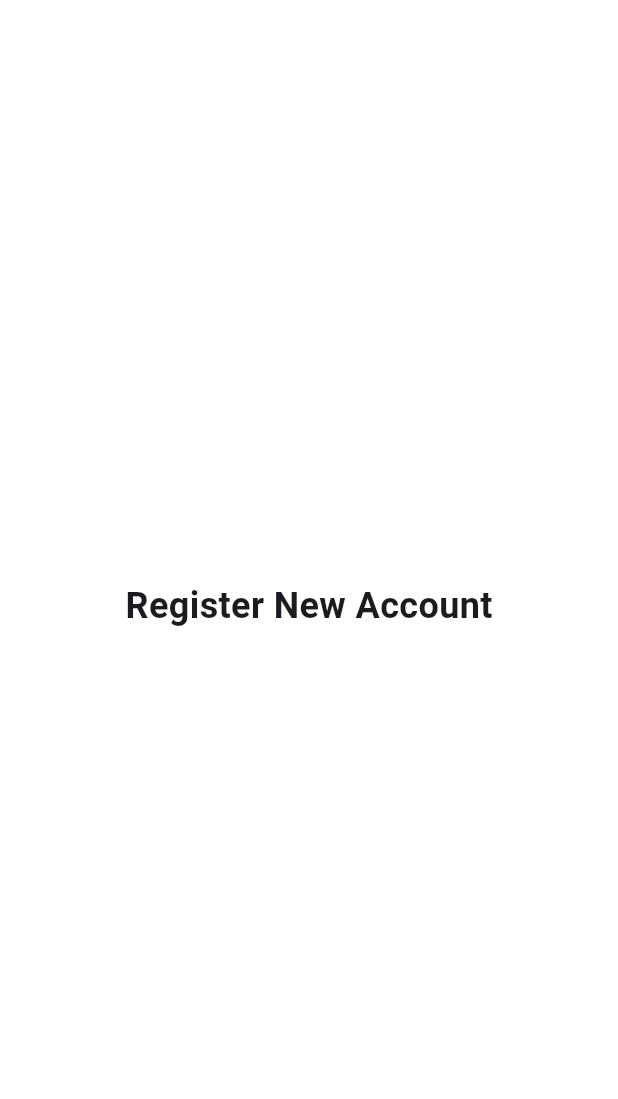
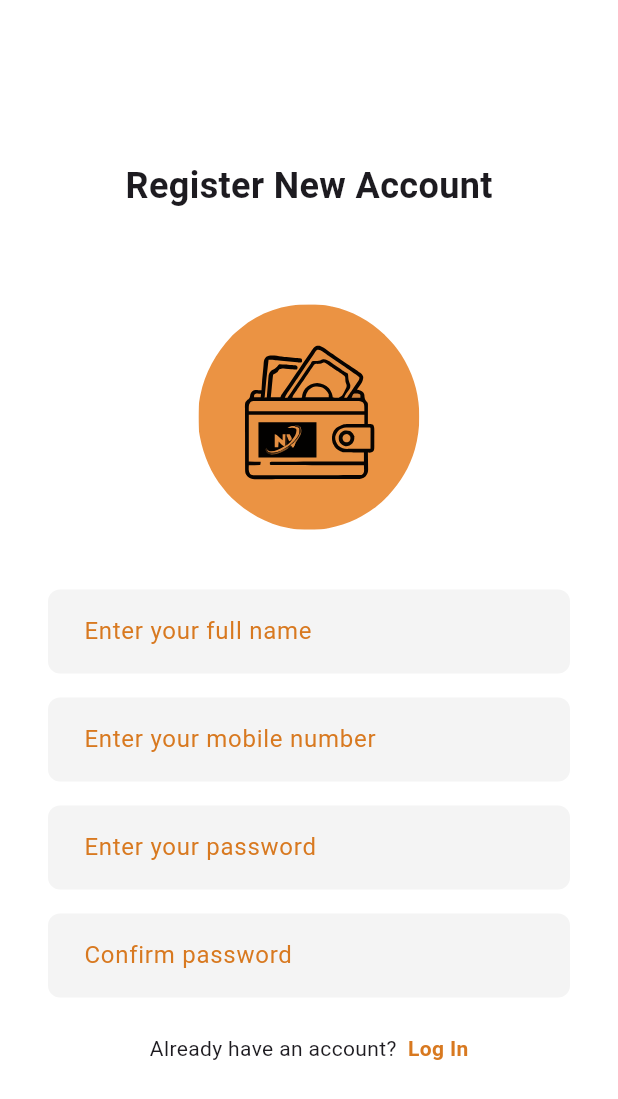
Before and after one commit to ritikastha8/Digitall_wallett, a Flutter app: the RegisterScreen screen opened by its route, on a phone screen of 412 x 824 dp. Shown: the top 1099 px of the screen. Run offline on Flutter 3.47's test engine with Material 3 defaults, Android fonts, the phone set to English and light mode, and no system bars; our stand-ins replace flutter_svg.

Commit message:
Added register screen with form fields, validation, and navigation

```diff
--- a/lib/screens/register_screen.dart
+++ b/lib/screens/register_screen.dart
@@ -1,4 +1,6 @@
+import 'package:digital_wallett_system/screens/login_screen.dart';
 import 'package:flutter/material.dart';
+import 'package:flutter_svg/svg.dart';
 
 class RegisterScreen extends StatefulWidget {
   const RegisterScreen({super.key});
@@ -23,8 +25,27 @@ class _RegisterScreenState extends State<RegisterScreen> {
     super.dispose();
   }
 
+  void _onRegisterPressed() {
+    if (!_formKey.currentState!.validate()) return;
+
+    // Show SnackBar first
+    ScaffoldMessenger.of(
+      context,
+    ).showSnackBar(const SnackBar(content: Text("Registration successful!")));
+
+    // Wait for 1.5 seconds and then navigate to Login
+    Future.delayed(const Duration(seconds: 1, milliseconds: 500), () {
+      Navigator.pushReplacement(
+        context,
+        MaterialPageRoute(builder: (context) => const LoginScreen()),
+      );
+    });
+  }
+
   @override
   Widget build(BuildContext context) {
+    const orange = Color(0xFFD87920);
+
     return Scaffold(
       backgroundColor: Colors.white,
       body: SafeArea(
@@ -40,6 +61,108 @@ class _RegisterScreenState extends State<RegisterScreen> {
                   style: TextStyle(fontSize: 24, fontWeight: FontWeight.bold),
                 ),
                 const SizedBox(height: 32),
+
+                /// Logo
+                // Logo
+                Container(
+                  padding: const EdgeInsets.only(top: 30),
+                  alignment: Alignment.center,
+                  child: SvgPicture.asset(
+                    "assets/images/logonovacash.svg", // your SVG file path
+                    height: 150, // adjust size as needed
+                  ),
+                ),
+
+                const SizedBox(height: 40),
+
+                /// Form
+                Form(
+                  key: _formKey,
+                  child: Column(
+                    children: [
+                      _buildField(
+                        controller: _nameController,
+                        hint: 'Enter your full name',
+                      ),
+                      const SizedBox(height: 16),
+
+                      _buildField(
+                        controller: _mobileController,
+                        hint: 'Enter your mobile number',
+                        keyboardType: TextInputType.phone,
+                        validator: (value) {
+                          if (value == null || value.isEmpty) {
+                            return 'Please enter mobile number';
+                          }
+                          if (value.length < 10) {
+                            return 'Mobile number must be at least 10 digits';
+                          }
+                          return null;
+                        },
+                      ),
+                      const SizedBox(height: 16),
+
+                      _buildField(
+                        controller: _passwordController,
+                        hint: 'Enter your password',
+                        obscure: true,
+                        validator: (value) {
+                          if (value == null || value.isEmpty) {
+                            return 'Please enter password';
+                          }
+                          if (value.length < 6) {
+                            return 'Password must be at least 6 characters';
+                          }
+                          return null;
+                        },
+                      ),
+                      const SizedBox(height: 16),
+
+                      _buildField(
+                        controller: _confirmController,
+                        hint: 'Confirm password',
+                        obscure: true,
+                        validator: (value) {
+                          if (value == null || value.isEmpty) {
+                            return 'Please confirm password';
+                          }
+                          if (value != _passwordController.text) {
+                            return 'Passwords do not match';
+                          }
+                          return null;
+                        },
+                      ),
+                    ],
+                  ),
+                ),
+
+                const SizedBox(height: 24),
+
+                Row(
+                  mainAxisAlignment: MainAxisAlignment.center,
+                  children: [
+                    const Text('Already have an account?  '),
+                    GestureDetector(
+                      onTap: () {
+                        Navigator.pushReplacement(
+                          context,
+                          MaterialPageRoute(
+                            builder: (context) => const LoginScreen(),
+                          ),
+                        );
+                      },
+                      child: const Text(
+                        'Log In',
+                        style: TextStyle(
+                          color: orange,
+                          fontWeight: FontWeight.bold,
+                        ),
+                      ),
+                    ),
+                  ],
+                ),
+
+                const SizedBox(height: 24),
               ],
             ),
           ),
@@ -47,4 +170,43 @@ class _RegisterScreenState extends State<RegisterScreen> {
       ),
     );
   }
+
+  /// Reusable input field
+  Widget _buildField({
+    required TextEditingController controller,
+    required String hint,
+    bool obscure = false,
+    TextInputType keyboardType = TextInputType.text,
+    String? Function(String?)? validator,
+  }) {
+    const orange = Color(0xFFD87920);
+
+    return TextFormField(
+      controller: controller,
+      obscureText: obscure,
+      keyboardType: keyboardType,
+      decoration: InputDecoration(
+        filled: true,
+        fillColor: const Color(0xFFF4F4F4),
+        hintText: hint,
+        hintStyle: const TextStyle(color: orange, fontSize: 16),
+        contentPadding: const EdgeInsets.symmetric(
+          horizontal: 20,
+          vertical: 16,
+        ),
+        border: OutlineInputBorder(
+          borderRadius: BorderRadius.circular(8),
+          borderSide: BorderSide.none,
+        ),
+      ),
+      validator:
+          validator ??
+          (value) {
+            if (value == null || value.trim().isEmpty) {
+              return 'Field required';
+            }
+            return null;
+          },
+    );
+  }
 }
```
